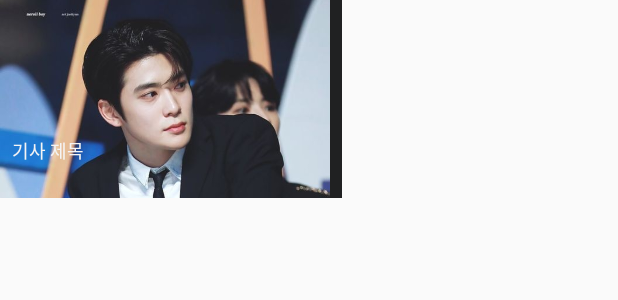
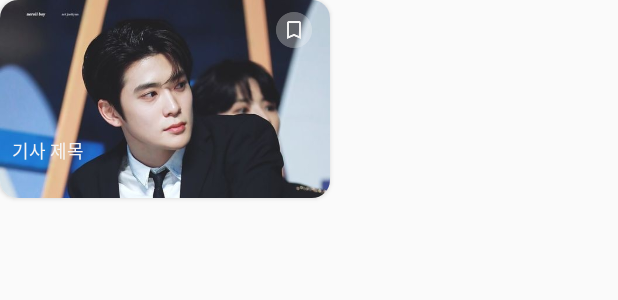
Before and after one commit to im-genie/newkey_android, an Android app: the layout news1_hot_news.xml on its own in the app's theme, with its tools: preview values and no code run, on a phone screen of 412 x 824 dp. Shown: the top 300 px of the screen. Run offline under Robolectric (Android 15) with nearby library versions, the phone set to English and light mode, and no system bars; network calls fail.

Commit message:
[FEAT] 북마크 기능 추가

```diff
--- a/app/src/main/res/layout/news1_hot_news.xml
+++ b/app/src/main/res/layout/news1_hot_news.xml
@@ -1,16 +1,16 @@
 <?xml version="1.0" encoding="utf-8"?>
-<RelativeLayout xmlns:android="http://schemas.android.com/apk/res/android"
-    android:layout_width="wrap_content"
+<androidx.cardview.widget.CardView xmlns:android="http://schemas.android.com/apk/res/android"
+    android:layout_width="220dp"
     android:layout_height="wrap_content"
-    android:orientation="horizontal"
-    android:background="@color/gray_500_40_100">
+    xmlns:app="http://schemas.android.com/apk/res-auto"
+    app:cardCornerRadius="12dp"
+    android:layout_marginRight="8dp">
     <ImageView
         android:id="@+id/news1_hot_item"
         android:layout_width="220dp"
         android:layout_height="132dp"
         android:src="@drawable/test1"
-        android:scaleType="centerCrop"
-        android:layout_marginRight="8dp"/>
+        android:scaleType="centerCrop" />
     <TextView
         android:id="@+id/news1_hot_item_title"
         android:layout_width="wrap_content"
@@ -21,7 +21,14 @@
         android:layout_marginBottom="8dp"
         android:layout_marginLeft="8dp"
         android:layout_marginRight="8dp"
-        android:layout_gravity="center"
         android:fontFamily="@font/pretendardregular"
-        android:textSize="12dp"/>
-</RelativeLayout>
+        android:textSize="12dp"
+        android:maxLines="2"/>
+    <ImageView
+        android:id="@+id/news1_bookmark"
+        android:layout_width="24dp"
+        android:layout_height="24dp"
+        android:src="@drawable/bookmark_unchecked"
+        android:layout_marginTop="8dp"
+        android:layout_marginLeft="184dp"/>
+</androidx.cardview.widget.CardView>
```
Also changed, not shown: app/src/main/java/com/example/newkey/news2_adapter.java (+86 -1 lines), app/src/main/res/layout/news2_recyclerview.xml (+15 -3 lines).
